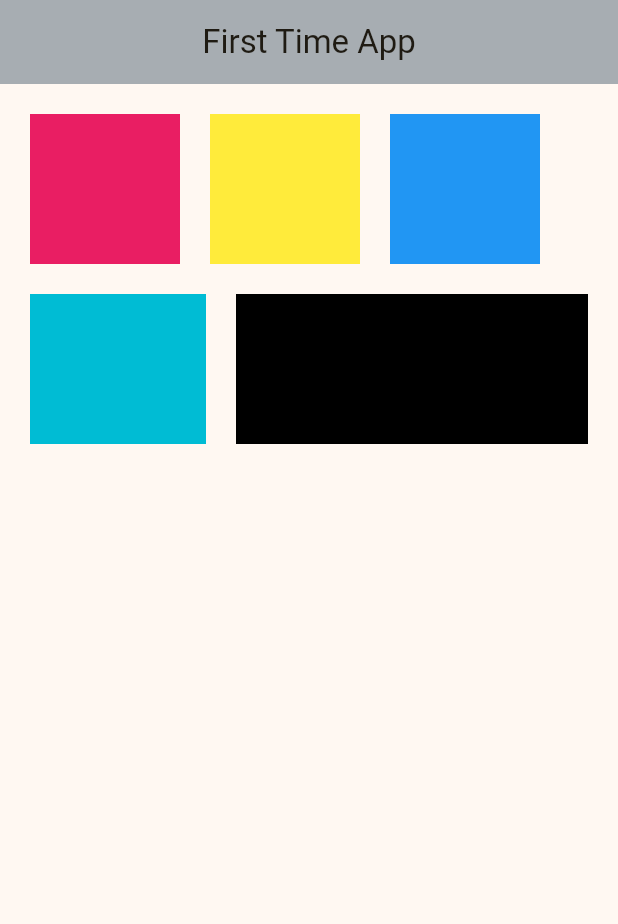
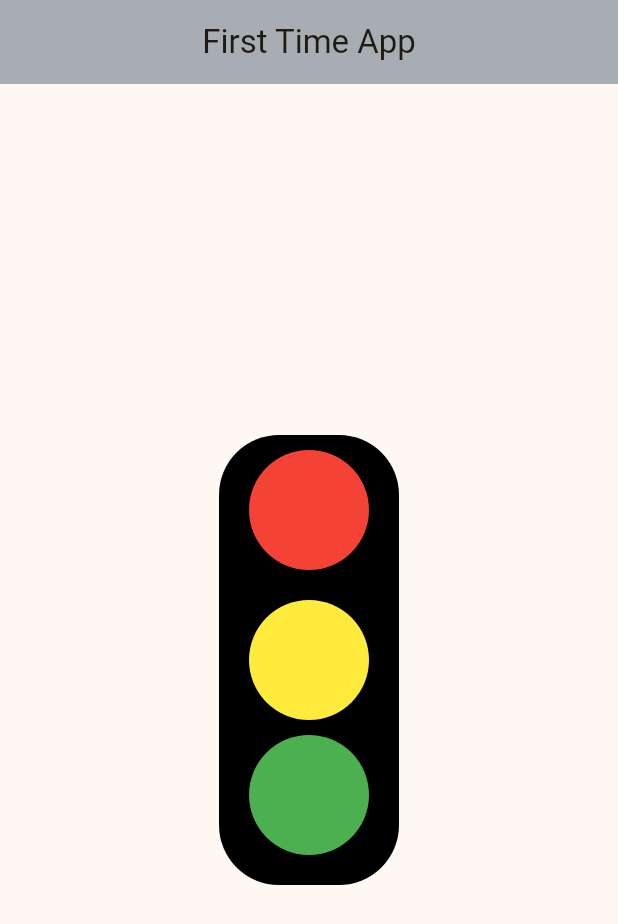
Before and after one commit to titisakk/mytestapp, a Flutter app: the screen it shows after launch, on a phone screen of 412 x 824 dp. Shown: the top 924 px of the screen. Run offline on Flutter 3.47's test engine with Material 3 defaults, Android fonts, the phone set to English and light mode, and no system bars.

Commit message:
Exercise3

```diff
--- a/lib/main.dart
+++ b/lib/main.dart
@@ -30,31 +30,18 @@ class HomeScreen extends StatelessWidget {
         backgroundColor: const Color.fromARGB(255, 167, 173, 178),
         centerTitle: true,
       ),
-      body: Column(
-        mainAxisAlignment: MainAxisAlignment.start,
+      body: Center(child:Stack(
         children: [
-          SizedBox(height: 20),
-          Row(
-            mainAxisAlignment: MainAxisAlignment.start,
-            children: [
-              SizedBox(width: 20),
-              Container(height: 100, width: 100, color: Colors.pink),
-              SizedBox(width: 20),
-              Container(height: 100, width: 100, color: Colors.yellow),
-              SizedBox(width: 20),
-              Container(height: 100, width: 100, color: Colors.blue),
-            ],),
-            SizedBox(height: 20),
-          Row(
-            mainAxisAlignment: MainAxisAlignment.start,
-            children: [
-              SizedBox(width: 20),
-              Expanded(flex: 1,child :Container(height: 100, color: Colors.cyan)),
-              SizedBox(width: 20),
-              Expanded(flex: 2,child :Container(height: 100, color: Colors.black)),
-              SizedBox(width: 20)
-            ],
-          )
-        ]));
+          Container(width: 120, height: 300, decoration: BoxDecoration(color: Colors.black,borderRadius: BorderRadius.circular(40)),),
+          Positioned(top: 10,right:20 ,child:
+          Container(width: 80, height: 80, decoration:BoxDecoration(color:Colors.red, shape: BoxShape.circle))),
+
+          Positioned(right:20,bottom: 110 ,child:
+          Container(width: 80, height: 80, decoration:BoxDecoration(color:Colors.yellow, shape: BoxShape.circle))),
+
+          Positioned(right: 20,bottom: 20,child:
+          Container(width: 80, height: 80, decoration:BoxDecoration(color:Colors.green, shape: BoxShape.circle))),
+        ]
+        )));
   }
 }
```
